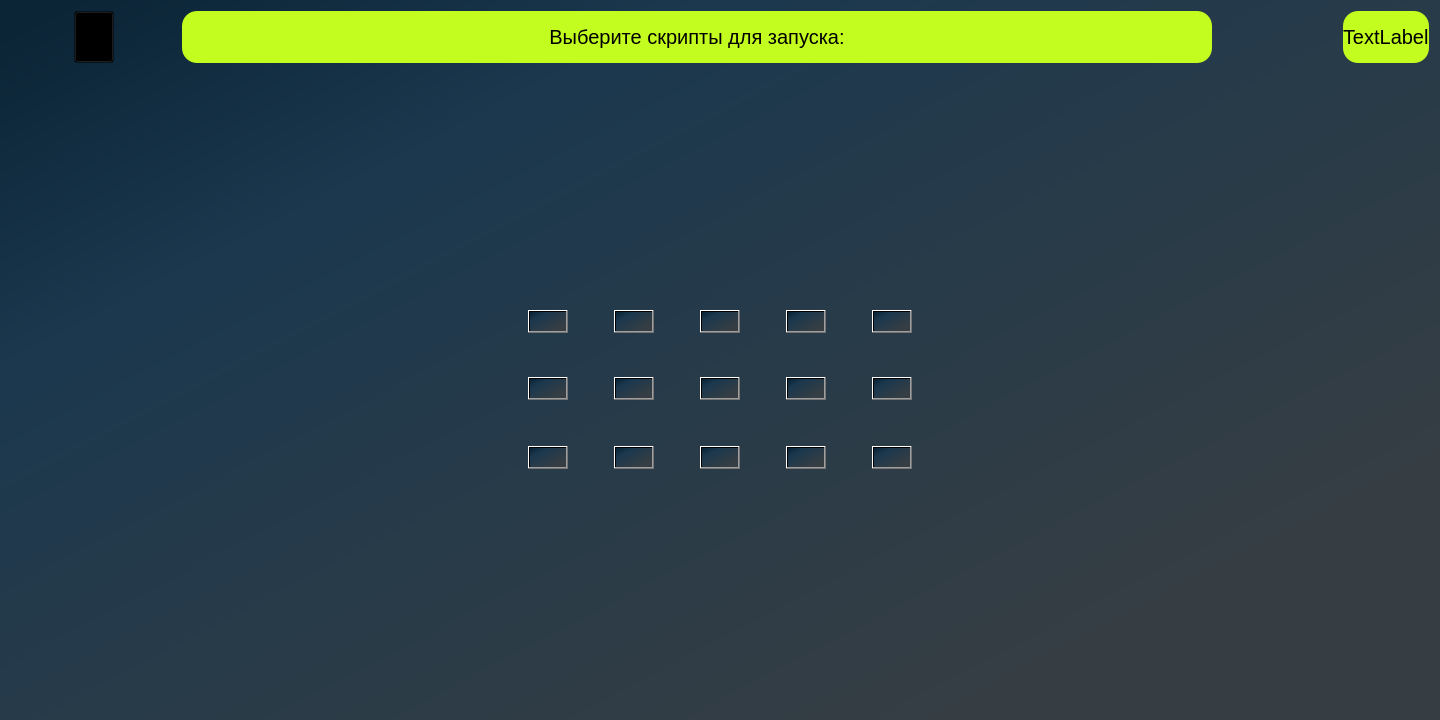
Before: the Qt Designer form const/scripts.ui in niotu/ScriptGUI, drawn with Qt 5.
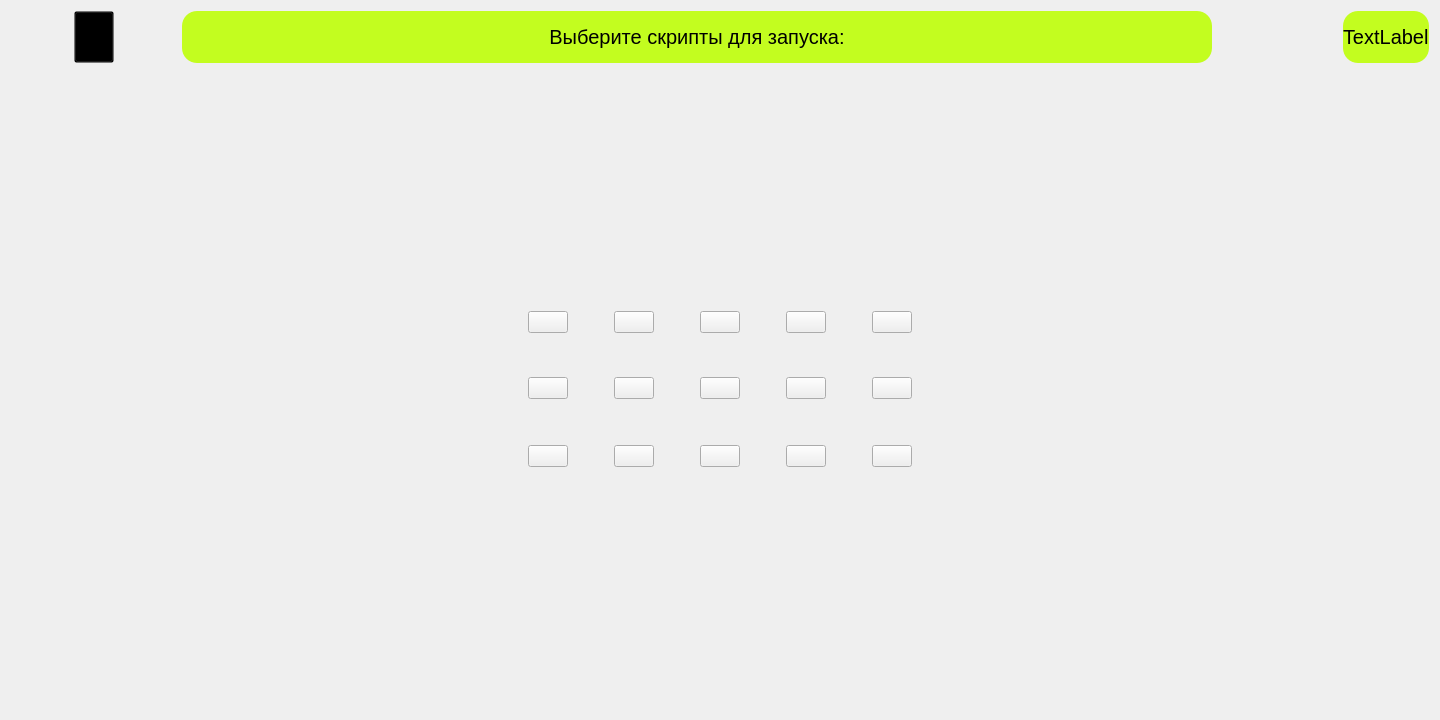
After: the same form once the commit is applied.

What changed in the file:
```diff
--- a/const/scripts.ui
+++ b/const/scripts.ui
@@ -14,7 +14,10 @@
    <string>Form</string>
   </property>
   <property name="styleSheet">
-   <string notr="true">background-color: qlineargradient(spread:pad, x1:1, y1:1, x2:0, y2:0.051, stop:0 rgba(55, 62, 67, 255), stop:0.159091 rgba(55, 62, 67, 255), stop:0.767045 rgba(27, 56, 78, 255), stop:1 rgba(11, 36, 54, 255));</string>
+            <string notr="true">background-color: qlineargradient(spread:pad, x1:1, y1:1, x2:0, y2:0.051, stop:0
+                rgba(55, 62, 67, 255), stop:0.159091 rgba(55, 62, 67, 255), stop:0.767045 rgba(27, 56, 78, 255), stop:1
+                rgba(11, 36, 54, 255));
+            </string>
   </property>
   <layout class="QGridLayout" name="gridLayout">
    <item row="22" column="0">
```
Left out of the diff: 22 changed lines with no effect on the pictures. Lines whose indentation alone changed are shown as unchanged.
